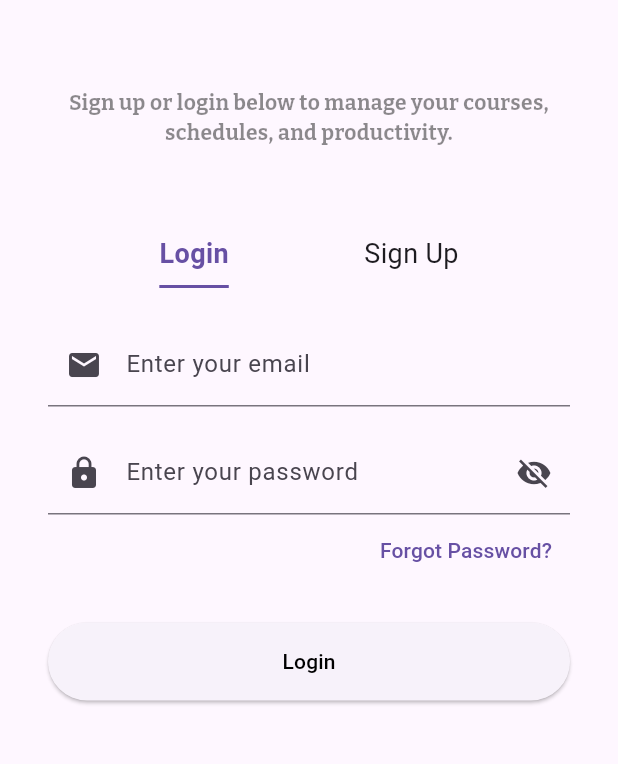
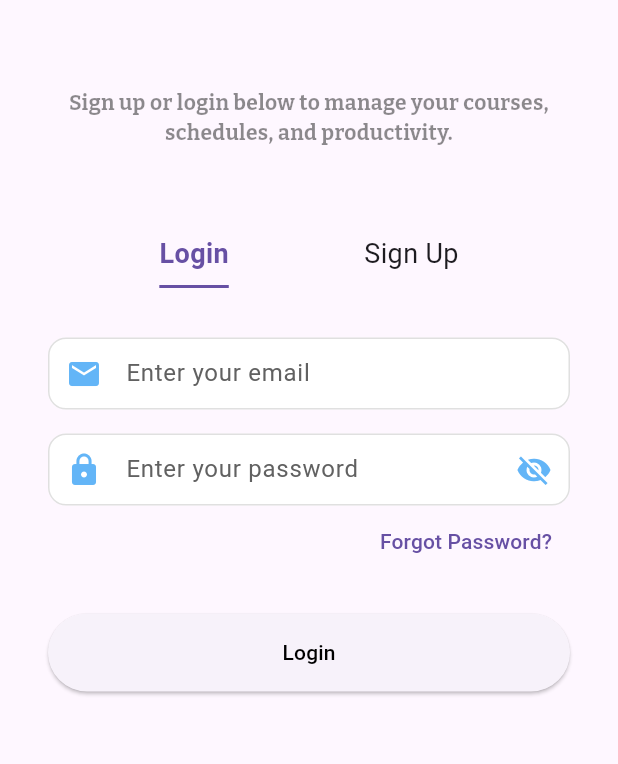
Before and after one commit to flappyBirdBol-anon/code-bolanon-mobile, a Flutter app: the AuthView screen opened by its route, on a phone screen of 412 x 824 dp, the part 198-962 px from its top. Run offline on Flutter 3.47's test engine with Material 3 defaults, Android fonts, the phone set to English and light mode, and no system bars; our stand-ins replace animate_do, carousel_slider, dio, flutter_cache_manager, flutter_secure_storage, flutter_svg and 10 more; accounts and stored records are empty.

Commit message:
refactored the customTextfield and updated all view widgets with textfields to reuse the custom widget

```diff
--- a/lib/ui/common/widgets/custom_text_field.dart
+++ b/lib/ui/common/widgets/custom_text_field.dart
@@ -1,9 +1,14 @@
 import 'package:flutter/material.dart';
+
+import '../app_colors.dart';
 
 class CustomTextField extends StatelessWidget {
   final TextEditingController controller;
-  final String labelText;
-  final IconData prefixIcon;
+  final String? labelText;
+  final String? hintText;
+  final IconData? prefixIcon;
+  final Widget? prefix;
+  final Widget? suffix;
   final bool isPassword;
   final String? Function(String?)? validator;
   final void Function(String)? onChanged;
@@ -12,12 +17,29 @@ class CustomTextField extends StatelessWidget {
   final void Function()? onTap;
   final FocusNode? focusNode;
   final void Function(bool)? onFocusChange;
+  final TextInputType keyboardType;
+  final int maxLines;
+  final bool enabled;
+  final Color? fillColor;
+  final Color? borderColor;
+  final Color? focusedBorderColor;
+  final double borderRadius;
+  final EdgeInsetsGeometry? contentPadding;
+  final TextStyle? style;
+  final TextStyle? labelStyle;
+  final TextStyle? hintStyle;
+  final bool isDense;
+  final bool filled;
+  final String? errorText;
 
   const CustomTextField({
     Key? key,
     required this.controller,
-    required this.labelText,
-    required this.prefixIcon,
+    this.labelText,
+    this.hintText,
+    this.prefixIcon,
+    this.prefix,
+    this.suffix,
     this.isPassword = false,
     this.validator,
     this.onChanged,
@@ -26,27 +48,102 @@ class CustomTextField extends StatelessWidget {
     this.onToggleVisibility,
     this.focusNode,
     this.onFocusChange,
+    this.keyboardType = TextInputType.text,
+    this.maxLines = 1,
+    this.enabled = true,
+    this.fillColor,
+    this.borderColor,
+    this.focusedBorderColor,
+    this.borderRadius = 12,
+    this.contentPadding,
+    this.style,
+    this.labelStyle,
+    this.hintStyle,
+    this.isDense = false,
+    this.filled = true,
+    this.errorText,
   }) : super(key: key);
 
   @override
   Widget build(BuildContext context) {
+    final theme = Theme.of(context);
+    final isDark = theme.brightness == Brightness.dark;
+
     return Focus(
       onFocusChange: onFocusChange,
       child: TextFormField(
         controller: controller,
         focusNode: focusNode,
         obscureText: obscureText,
+        keyboardType: keyboardType,
+        maxLines: maxLines,
+        enabled: enabled,
+        style: style ?? theme.textTheme.bodyMedium,
         decoration: InputDecoration(
           labelText: labelText,
-          prefixIcon: Icon(prefixIcon),
+          hintText: hintText,
+          errorText: errorText,
+          isDense: isDense,
+          filled: filled,
+          fillColor: fillColor ?? (isDark ? Colors.grey[900] : Colors.white),
+          prefixIcon: prefixIcon != null
+              ? Icon(prefixIcon, color: AppColors.primary.withOpacity(0.7))
+              : prefix,
           suffixIcon: isPassword
               ? IconButton(
                   icon: Icon(
                     obscureText ? Icons.visibility_off : Icons.visibility,
+                    color: AppColors.primary.withOpacity(0.7),
                   ),
                   onPressed: onToggleVisibility,
                 )
-              : null,
+              : suffix,
+          border: OutlineInputBorder(
+            borderRadius: BorderRadius.circular(borderRadius),
+            borderSide: BorderSide(
+              color: borderColor ??
+                  (isDark ? Colors.grey[700]! : Colors.grey[300]!),
+            ),
+          ),
+          enabledBorder: OutlineInputBorder(
+            borderRadius: BorderRadius.circular(borderRadius),
+            borderSide: BorderSide(
+              color: borderColor ??
+                  (isDark ? Colors.grey[700]! : Colors.grey[300]!),
+            ),
+          ),
+          focusedBorder: OutlineInputBorder(
+            borderRadius: BorderRadius.circular(borderRadius),
+            borderSide: BorderSide(
+              color: focusedBorderColor ?? AppColors.primary,
+              width: 2,
+            ),
+          ),
+          errorBorder: OutlineInputBorder(
+            borderRadius: BorderRadius.circular(borderRadius),
+            borderSide: BorderSide(
+              color: theme.colorScheme.error,
+              width: 1,
+            ),
+          ),
+          focusedErrorBorder: OutlineInputBorder(
+            borderRadius: BorderRadius.circular(borderRadius),
+            borderSide: BorderSide(
+              color: theme.colorScheme.error,
+              width: 2,
+            ),
+          ),
+          contentPadding: contentPadding ??
+              const EdgeInsets.symmetric(horizontal: 16, vertical: 12),
+          labelStyle: labelStyle ??
+              TextStyle(
+                color: isDark ? Colors.grey[300] : Colors.grey[700],
+              ),
+          hintStyle: hintStyle ??
+              TextStyle(
+                color: isDark ? Colors.grey[500] : Colors.grey[400],
+                fontSize: 14,
+              ),
         ),
         validator: validator,
         onChanged: onChanged,
--- a/lib/ui/views/auth/auth_view.dart
+++ b/lib/ui/views/auth/auth_view.dart
@@ -1,9 +1,9 @@
 import 'package:code_bolanon/ui/views/auth/signup/signup_view.dart';
-import 'package:code_bolanon/utils/constants.dart';
 import 'package:flutter/material.dart';
 import 'package:flutter_svg/flutter_svg.dart';
 import 'package:google_fonts/google_fonts.dart';
 import 'package:stacked/stacked.dart';
+
 import 'auth_viewmodel.dart';
 import 'login/login_view.dart';
 
--- a/lib/ui/views/auth/login/login_view.dart
+++ b/lib/ui/views/auth/login/login_view.dart
@@ -1,10 +1,7 @@
 import 'package:code_bolanon/ui/common/widgets/custom_text_field.dart';
-import 'package:code_bolanon/ui/views/auth/widgets/social_button_widget.dart';
 import 'package:flutter/material.dart';
-import 'package:font_awesome_flutter/font_awesome_flutter.dart';
 import 'package:stacked/stacked.dart';
 
-import '../widgets/divider_widget.dart';
 import 'login_viewmodel.dart';
 
 class LoginView extends StackedView<LoginViewModel> {
@@ -19,6 +16,7 @@ class LoginView extends StackedView<LoginViewModel> {
         child: Column(
           crossAxisAlignment: CrossAxisAlignment.stretch,
           children: [
+            const SizedBox(height: 10),
             CustomTextField(
               controller: viewModel.emailController,
               labelText: 'Enter your email',
@@ -29,6 +27,7 @@ class LoginView extends StackedView<LoginViewModel> {
                 }
                 return null;
               },
+              keyboardType: TextInputType.emailAddress,
             ),
             const SizedBox(height: 16),
             CustomTextField(
--- a/lib/ui/views/profile/profile_viewmodel.dart
+++ b/lib/ui/views/profile/profile_viewmodel.dart
@@ -126,8 +126,6 @@ class ProfileViewModel extends AppBaseViewModel {
   }
 
   Future<void> showChangePasswordModal(BuildContext context) async {
-    navigationService.back();
-    await Future.delayed(const Duration(milliseconds: 100));
     showDialog(
       context: context,
       builder: (context) => ChangePasswordModal(viewModel: this),
@@ -190,8 +188,6 @@ class ProfileViewModel extends AppBaseViewModel {
   }
 
   Future<void> showEditProfileModal(BuildContext context) async {
-    navigationService.back();
-    await Future.delayed(const Duration(milliseconds: 100));
     showDialog(
       context: context,
       builder: (context) => EditProfileModal(viewModel: this),
```
Also changed, not shown: lib/ui/common/widgets/course_dialog.dart (+13 -28 lines), lib/ui/common/widgets/edit_profile_modal.dart (+13 -2 lines), lib/ui/views/auth/signup/signup_view.dart (+17 -5 lines).
